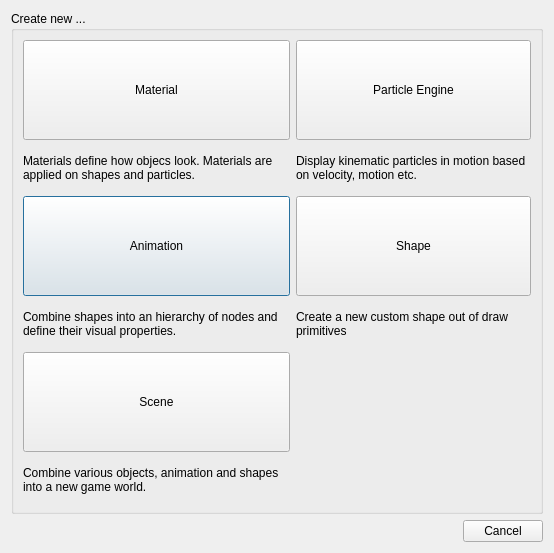
Before: the Qt Designer form editor/gui/dlgnew.ui in ensisoft/detonator, drawn with Qt 5.
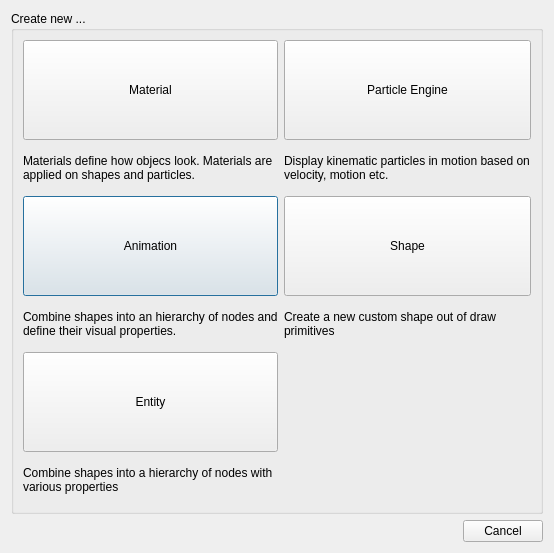
After: the same form once the commit is applied. Icons and pictures are not drawn.

Commit message: Refactor/rename gamelib scene classes into Entity classes

The edit to the form file:
```diff
--- a/editor/gui/dlgnew.ui
+++ b/editor/gui/dlgnew.ui
@@ -189,7 +189,7 @@
            </size>
           </property>
           <property name="text">
-           <string>Scene</string>
+           <string>Entity</string>
           </property>
           <property name="icon">
            <iconset resource="../resource/resource.qrc">
@@ -200,7 +200,7 @@
         <item>
          <widget class="QLabel" name="label_5">
           <property name="text">
-           <string>Combine various objects, animation and shapes into a new game world.</string>
+           <string>Combine shapes into a hierarchy of nodes with various properties</string>
           </property>
           <property name="wordWrap">
            <bool>true</bool>
```
Left out of the diff: 6 changed lines with no effect on the pictures. The commit also changes 26 other files.
